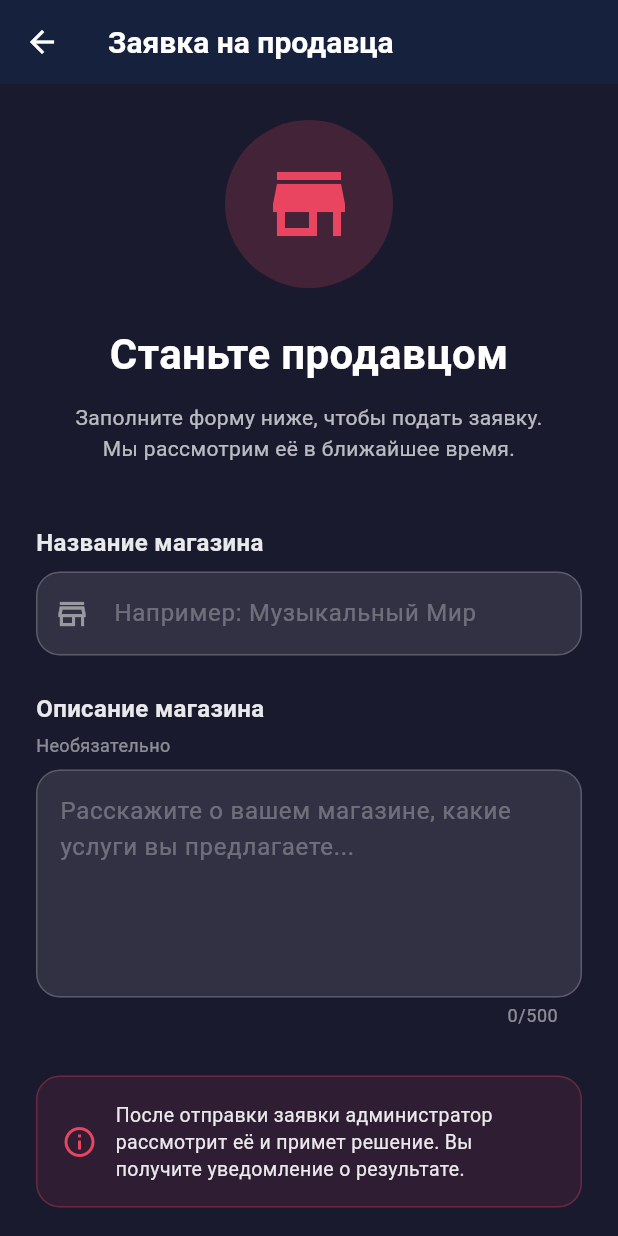
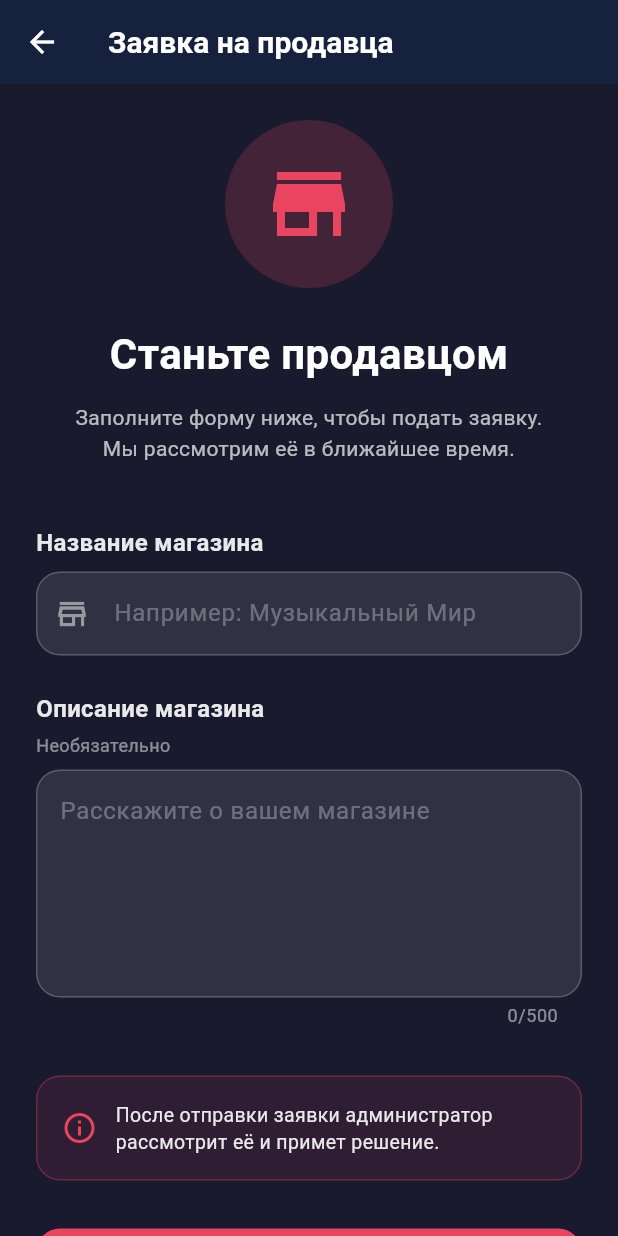
Before and after one commit to Alzhan07/rentmuss, a Flutter app: the SellerFormScreen screen opened directly, on a phone screen of 412 x 824 dp. Run offline on Flutter 3.47's test engine with Material 3 defaults, Android fonts, the phone set to English and light mode, and no system bars; our stand-ins replace cached_network_image, image_picker, shared_preferences; accounts and stored records are empty.

Commit message:
fix bug#3

```diff
--- a/lib/screens/seller.dart
+++ b/lib/screens/seller.dart
@@ -29,7 +29,8 @@ class _SellerFormScreenState extends State<SellerFormScreen> {
     try {
       final result = await ApiService.applyForSeller(
         shopName: _shopNameController.text,
-        shopDescription: _shopDescriptionController.text.isNotEmpty
+        shopDescription:
+            _shopDescriptionController.text.isNotEmpty
                 ? _shopDescriptionController.text
                 : null,
       );
@@ -37,7 +38,6 @@ class _SellerFormScreenState extends State<SellerFormScreen> {
       if (!mounted) return;
 
       if (result['success']) {
-        // Показываем успешное сообщение
         ScaffoldMessenger.of(context).showSnackBar(
           SnackBar(
             content: Text(result['message'] ?? 'Заявка успешно отправлена!'),
@@ -45,7 +45,7 @@ class _SellerFormScreenState extends State<SellerFormScreen> {
             duration: const Duration(seconds: 3),
           ),
         );
-        // Возвращаемся назад с результатом
+
         Navigator.pop(context, true);
       } else {
         // Показываем ошибку
@@ -101,7 +101,6 @@ class _SellerFormScreenState extends State<SellerFormScreen> {
             child: Column(
               crossAxisAlignment: CrossAxisAlignment.start,
               children: [
-                // Иконка и приветственный текст
                 Center(
                   child: Column(
                     children: [
@@ -141,7 +140,6 @@ class _SellerFormScreenState extends State<SellerFormScreen> {
                 ),
                 const SizedBox(height: 40),
 
-                // Название магазина
                 Text(
                   'Название магазина',
                   style: TextStyle(
@@ -157,9 +155,7 @@ class _SellerFormScreenState extends State<SellerFormScreen> {
                   enabled: !_isSubmitting,
                   decoration: InputDecoration(
                     hintText: 'Например: Музыкальный Мир',
-                    hintStyle: TextStyle(
-                      color: Colors.white.withOpacity(0.3),
-                    ),
+                    hintStyle: TextStyle(color: Colors.white.withOpacity(0.3)),
                     prefixIcon: Icon(
                       Icons.store_outlined,
                       color: Colors.white.withOpacity(0.5),
@@ -185,17 +181,11 @@ class _SellerFormScreenState extends State<SellerFormScreen> {
                     ),
                     errorBorder: OutlineInputBorder(
                       borderRadius: BorderRadius.circular(16),
-                      borderSide: const BorderSide(
-                        color: Colors.red,
-                        width: 1,
-                      ),
+                      borderSide: const BorderSide(color: Colors.red, width: 1),
                     ),
                     focusedErrorBorder: OutlineInputBorder(
                       borderRadius: BorderRadius.circular(16),
-                      borderSide: const BorderSide(
-                        color: Colors.red,
-                        width: 2,
-                      ),
+                      borderSide: const BorderSide(color: Colors.red, width: 2),
                     ),
                   ),
                   validator: (value) {
@@ -210,7 +200,6 @@ class _SellerFormScreenState extends State<SellerFormScreen> {
                 ),
                 const SizedBox(height: 24),
 
-                // Описание магазина
                 Text(
                   'Описание магазина',
                   style: TextStyle(
@@ -235,10 +224,8 @@ class _SellerFormScreenState extends State<SellerFormScreen> {
                   maxLines: 5,
                   maxLength: 500,
                   decoration: InputDecoration(
-                    hintText: 'Расскажите о вашем магазине, какие услуги вы предлагаете...',
-                    hintStyle: TextStyle(
-                      color: Colors.white.withOpacity(0.3),
-                    ),
+                    hintText: 'Расскажите о вашем магазине',
+                    hintStyle: TextStyle(color: Colors.white.withOpacity(0.3)),
                     filled: true,
                     fillColor: Colors.white.withOpacity(0.1),
                     border: OutlineInputBorder(
@@ -265,7 +252,6 @@ class _SellerFormScreenState extends State<SellerFormScreen> {
                 ),
                 const SizedBox(height: 32),
 
-                // Информационная карточка
                 Container(
                   padding: const EdgeInsets.all(16),
                   decoration: BoxDecoration(
@@ -285,7 +271,7 @@ class _SellerFormScreenState extends State<SellerFormScreen> {
                       const SizedBox(width: 12),
                       Expanded(
                         child: Text(
-                          'После отправки заявки администратор рассмотрит её и примет решение. Вы получите уведомление о результате.',
+                          'После отправки заявки администратор рассмотрит её и примет решение.',
                           style: TextStyle(
                             color: Colors.white.withOpacity(0.9),
                             fontSize: 13,
@@ -298,7 +284,6 @@ class _SellerFormScreenState extends State<SellerFormScreen> {
                 ),
                 const SizedBox(height: 32),
 
-                // Кнопка отправки
                 SizedBox(
                   width: double.infinity,
                   height: 56,
@@ -313,7 +298,8 @@ class _SellerFormScreenState extends State<SellerFormScreen> {
                       ),
                       elevation: 0,
                     ),
-                    child: _isSubmitting
+                    child:
+                        _isSubmitting
                             ? const SizedBox(
                               width: 24,
                               height: 24,
```
Lines whose indentation alone changed are shown as unchanged.
